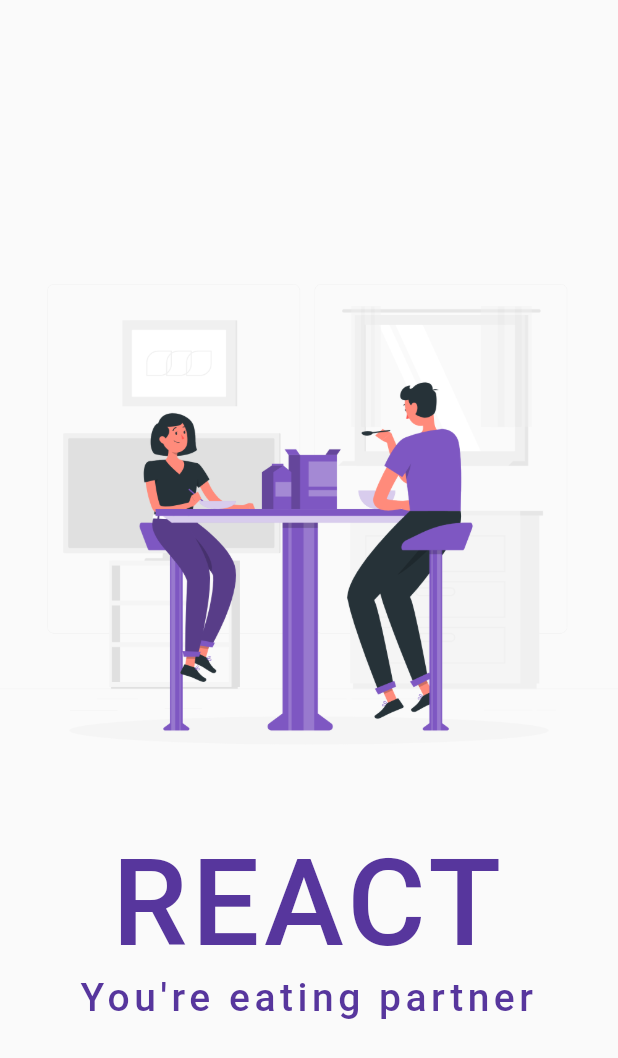
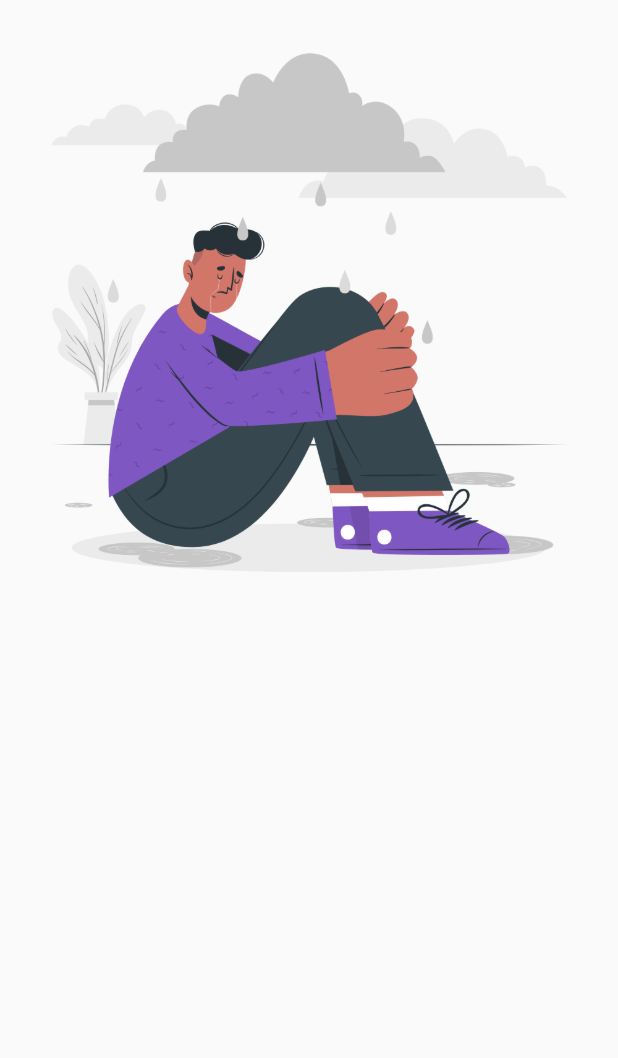
Before and after one commit to osamaasifoak/Stabilizing-Spoon, a Flutter app: the screen it shows after launch, on a phone screen of 412 x 824 dp. Shown: the top 1058 px of the screen. Run offline on Flutter 3.47's test engine with Material 2 defaults, Android fonts, the phone set to English and light mode, and no system bars; our stand-ins replace google_fonts.

Commit message:
on-boarding screens in-progress

```diff
--- a/lib/constants/assets/assets_constants.dart
+++ b/lib/constants/assets/assets_constants.dart
@@ -1,8 +1,8 @@
 class AssetConstant {
   static const String splash = 'assets/splash.png';
-  static const String onboarding_1 = 'assets/on-boarding-1.webp';
-  static const String onboarding_2 = 'assets/on-boarding-2.webp';
-  static const String onboarding_3 = 'assets/on-boarding-3.webp';
+  static const String onboarding_1 = 'assets/on-boarding-1.png';
+  static const String onboarding_2 = 'assets/on-boarding-2.png';
+  static const String onboarding_3 = 'assets/on-boarding-3.png';
   static const String hanging_short = 'assets/hanging-short.webp';
   static const String booking = 'assets/booking.svg';
   static const String bookingSelected = 'assets/booking-s.svg';
--- a/lib/constants/strings/string_constants.dart
+++ b/lib/constants/strings/string_constants.dart
@@ -1,5 +1,6 @@
 class StringConstant {
-  static const String butler = "Butler";
+  static const String react = "React";
+  static const String eatingPartner = "You're eating partner";
   static const String login = "Login";
   static const String signup = "Sign Up";
   static const String continueText = "Continue";
--- /dev/null
+++ b/lib/routes.dart
@@ -0,0 +1,13 @@
+import 'package:flutter/material.dart';
+import 'package:react/views/on_boarding/on_boarding_view.dart';
+import 'constants/routes/routes_constants.dart';
+
+onGenerateRoutes(RouteSettings settings) {
+  switch (settings.name) {
+    case RouteConstants.onboarding:
+      return MaterialPageRoute(builder: (_) => OnBoardingView());
+    // case RouteConstants.login:
+    //   return MaterialPageRoute(builder: (_) => LoginScreen());
+    default:
+  }
+}
--- /dev/null
+++ b/lib/views/on_boarding/on_boarding_view.dart
@@ -0,0 +1,16 @@
+import 'package:flutter/material.dart';
+import 'package:react/constants/assets/assets_constants.dart';
+
+class OnBoardingView extends StatelessWidget {
+  @override
+  Widget build(BuildContext context) {
+    return Scaffold(
+      body: Column(
+        children: [
+          Image.asset(AssetConstant.onboarding_1),
+          Container(),
+        ],
+      ),
+    );
+  }
+}
```
Also changed, not shown: lib/main.dart (+16 -2 lines), lib/views/on_boarding/on_boarding.dart (deleted, +0 -8 lines), assets/on-boarding-1.png (renamed from assets/Depression-cuate.png), assets/on-boarding-2.png (renamed from assets/Eating healthy food-cuate.png), assets/on-boarding-3.png (renamed from assets/Data Trends-cuate.png).
